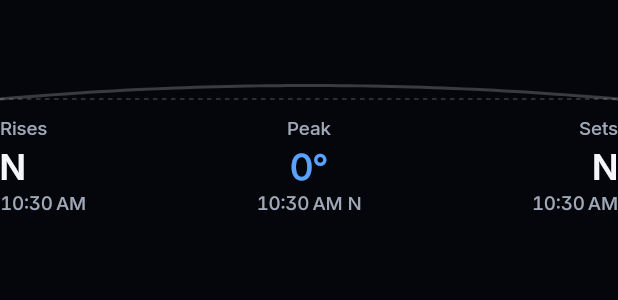
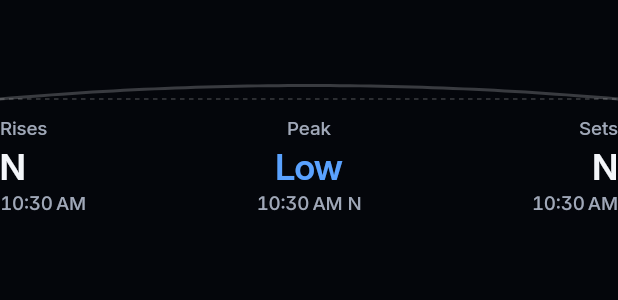
Before and after one commit to brilliant-disruptions/lookup, a Flutter app: the PassTimeline widget shown alone on an empty page, opened directly with empty values, on a phone screen of 412 x 824 dp. Shown: the top 300 px of the screen. Run offline on Flutter 3.47's test engine with Material 3 defaults, Android fonts, the phone set to English and light mode, and no system bars; our stand-ins replace camera, flutter_local_notifications, flutter_riverpod, flutter_timezone, geolocator, image_picker and 4 more; missing offline and left inert: add_2_calendar, flutter_rotation_sensor, home_widget, satellite_observer, workmanager; accounts and stored records are empty; statements that could not run were skipped.

```diff
--- a/lib/domain/sky/direction.dart
+++ b/lib/domain/sky/direction.dart
@@ -32,6 +32,14 @@ String elevationWord(double elevationDeg) {
   return 'low on the horizon';
 }
 
+/// [elevationWord] in one word, for a tile: Overhead, High, Halfway, Low.
+String elevationShort(double elevationDeg) {
+  if (elevationDeg >= 75) return 'Overhead';
+  if (elevationDeg >= 50) return 'High';
+  if (elevationDeg >= 20) return 'Halfway';
+  return 'Low';
+}
+
 /// `4 min`, `90 sec`.
 String durationWord(Duration d) {
   if (d.inSeconds < 100) return '${d.inSeconds} sec';
--- a/lib/ui/look_sheet.dart
+++ b/lib/ui/look_sheet.dart
@@ -302,7 +302,7 @@ class _LookSheetState extends ConsumerState<LookSheet> {
                 label: 'Rises ${compassWord(event.riseAzimuthDeg)} at ${fmtTime(event.start)}, '
                     'peaks ${event.peakElevationDeg.round()} degrees at ${fmtTime(event.peak)}, '
                     'sets ${compassWord(event.setAzimuthDeg)} at ${fmtTime(event.end)}',
-                child: PassTimeline(event: event, now: now),
+                child: PassTimeline(event: event, now: now, degrees: true),
               )
             else if (!isPass)
               Row(mainAxisAlignment: MainAxisAlignment.spaceEvenly, children: [
--- a/lib/ui/widgets/pass_timeline.dart
+++ b/lib/ui/widgets/pass_timeline.dart
@@ -8,9 +8,13 @@ import '../theme.dart';
 
 /// rise → peak → set over a horizon line, with progress when live.
 class PassTimeline extends StatelessWidget {
-  const PassTimeline({super.key, required this.event, required this.now});
+  const PassTimeline({super.key, required this.event, required this.now, this.degrees = false});
   final SkyEvent event;
   final DateTime now;
+
+  /// The peak's height in degrees. Only behind the Look sheet's Details;
+  /// everywhere else it's a word ("High").
+  final bool degrees;
 
   @override
   Widget build(BuildContext context) {
@@ -41,7 +45,7 @@ class PassTimeline extends StatelessWidget {
             StatTile(k: 'Rises', v: compassAbbrev(event.riseAzimuthDeg), s: fmtTime(event.start)),
             StatTile(
                 k: 'Peak',
-                v: '${event.peakElevationDeg.round()}°',
+                v: degrees ? '${event.peakElevationDeg.round()}°' : elevationShort(event.peakElevationDeg),
                 s: '${fmtTime(event.peak)} ${compassAbbrev(event.peakAzimuthDeg)}',
                 align: CrossAxisAlignment.center,
                 valueColor: LookUpColors.blue),
```
Also changed, not shown: 1 other file.
